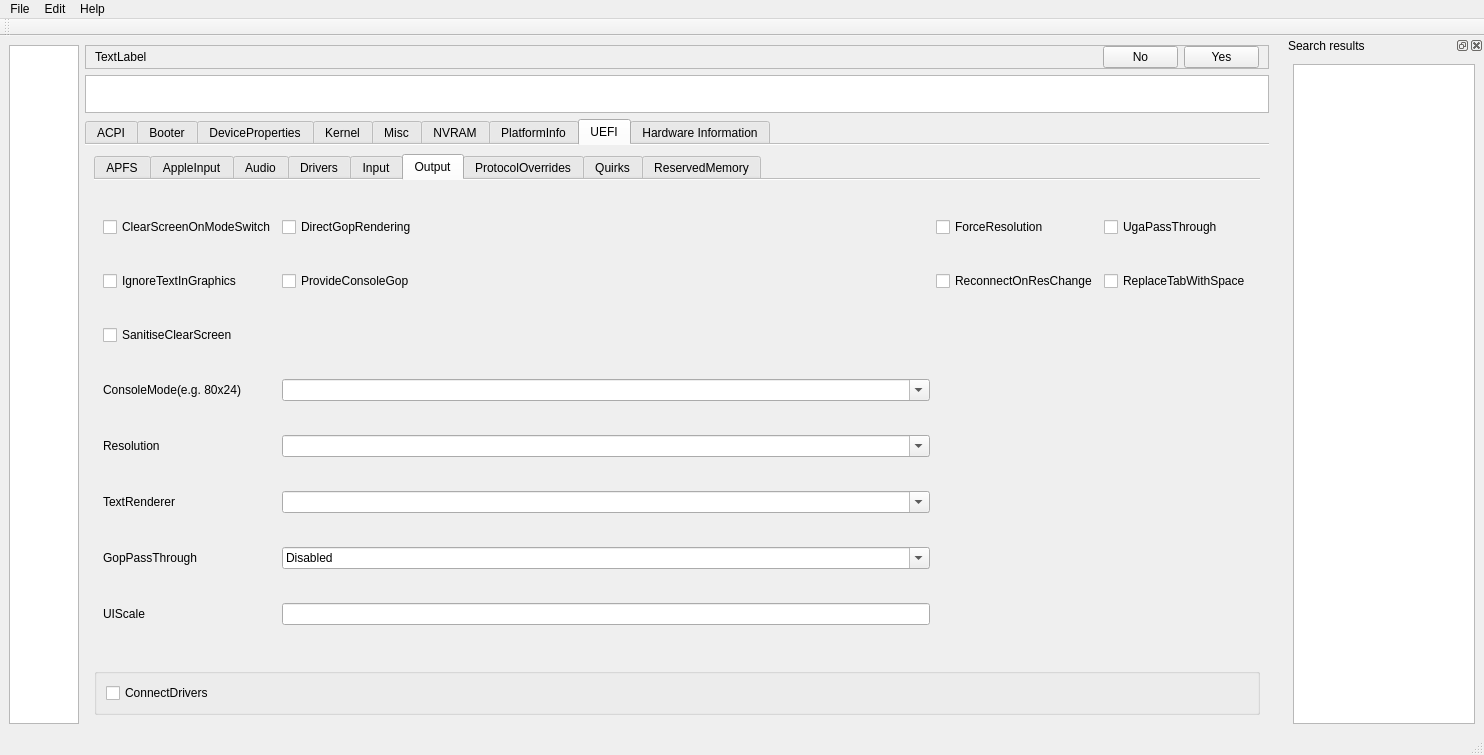
Qt form mainwindow.ui (ic005k/OCAuxiliaryTools) before a commit.
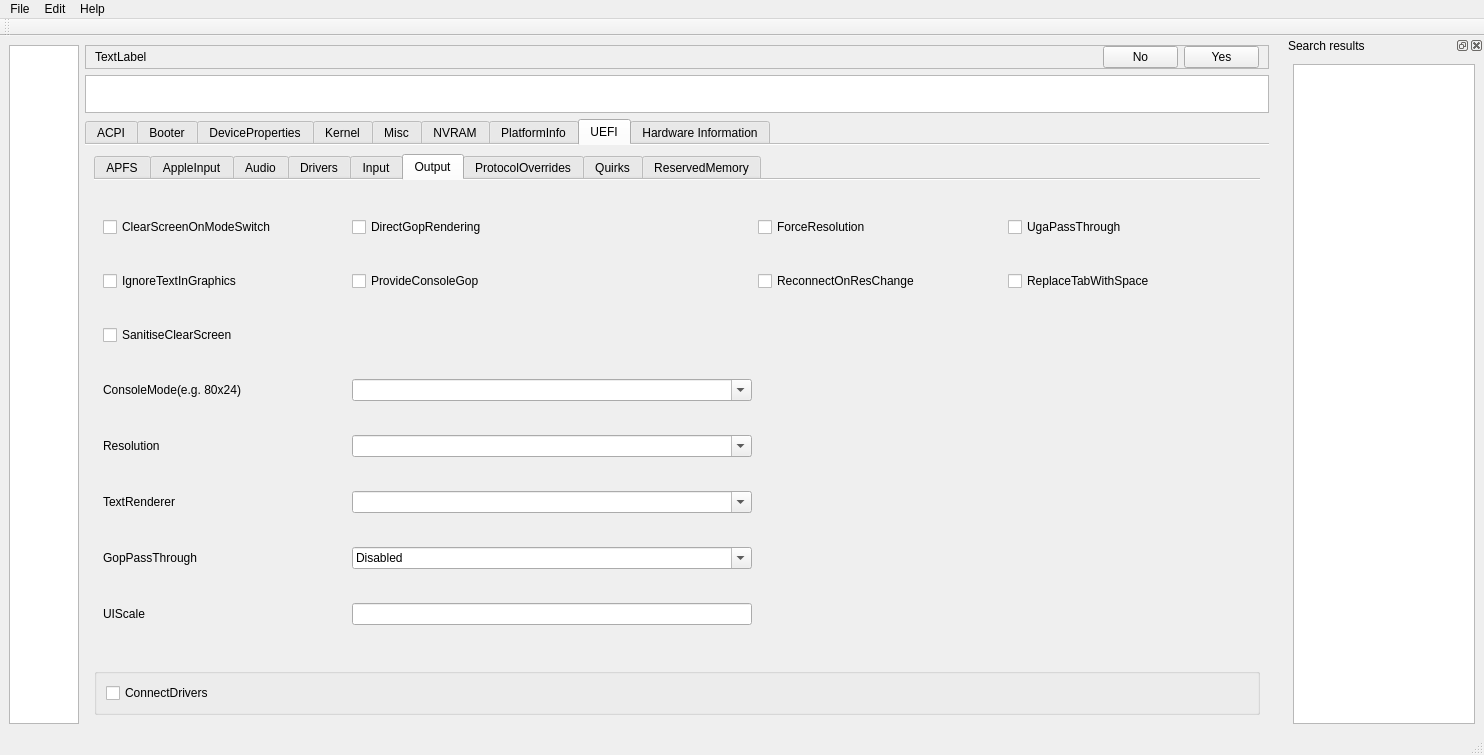
The same form after that commit. Icons and pictures are not drawn.

Diff of the .ui file:
```diff
--- a/mainwindow.ui
+++ b/mainwindow.ui
@@ -9249,6 +9249,12 @@
               </item>
               <item row="4" column="1">
                <widget class="QComboBox" name="cboxResolution">
+                <property name="maximumSize">
+                 <size>
+                  <width>400</width>
+                  <height>16777215</height>
+                 </size>
+                </property>
                 <property name="editable">
                  <bool>true</bool>
                 </property>
@@ -9287,6 +9293,12 @@
               </item>
               <item row="5" column="1">
                <widget class="QComboBox" name="cboxTextRenderer">
+                <property name="maximumSize">
+                 <size>
+                  <width>400</width>
+                  <height>16777215</height>
+                 </size>
+                </property>
                 <property name="editable">
                  <bool>true</bool>
                 </property>
@@ -9310,6 +9322,12 @@
               </item>
               <item row="3" column="1">
                <widget class="QComboBox" name="cboxConsoleMode">
+                <property name="maximumSize">
+                 <size>
+                  <width>400</width>
+                  <height>16777215</height>
+                 </size>
+                </property>
                 <property name="editable">
                  <bool>true</bool>
                 </property>
@@ -9317,6 +9335,12 @@
               </item>
               <item row="6" column="1">
                <widget class="QComboBox" name="cboxGopPassThrough">
+                <property name="maximumSize">
+                 <size>
+                  <width>400</width>
+                  <height>16777215</height>
+                 </size>
+                </property>
                 <property name="editable">
                  <bool>true</bool>
                 </property>
@@ -9424,7 +9448,14 @@
                </widget>
               </item>
               <item row="7" column="1">
-               <widget class="QLineEdit" name="editIntUIScale"/>
+               <widget class="QLineEdit" name="editIntUIScale">
+                <property name="maximumSize">
+                 <size>
+                  <width>400</width>
+                  <height>16777215</height>
+                 </size>
+                </property>
+               </widget>
               </item>
              </layout>
             </item>
```
